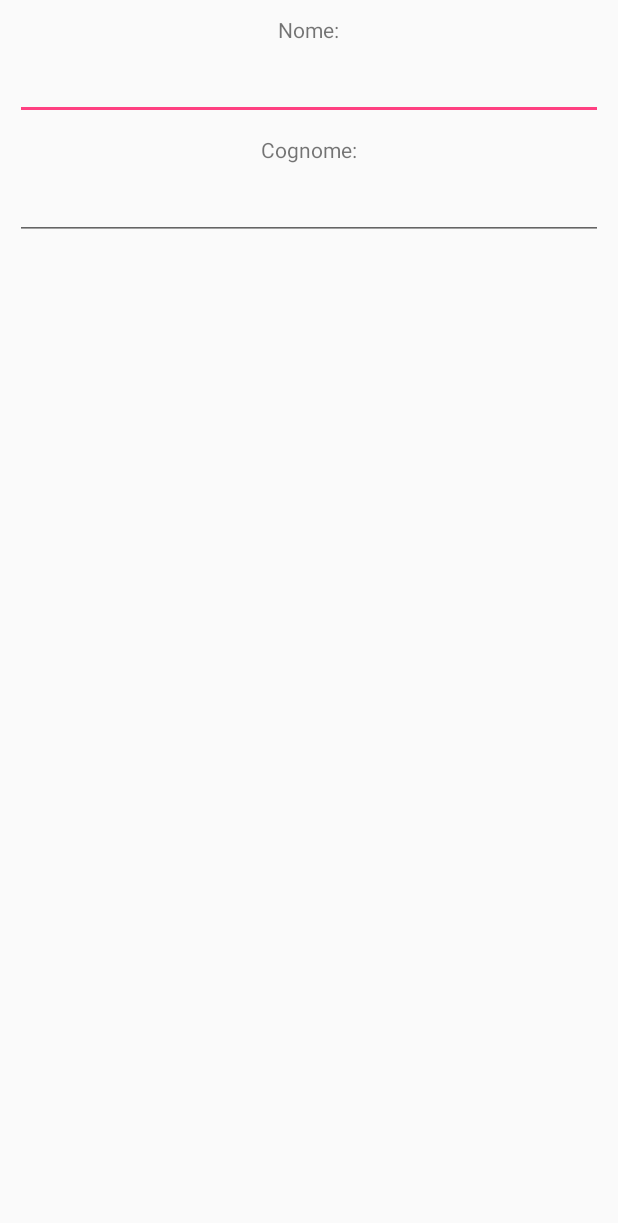
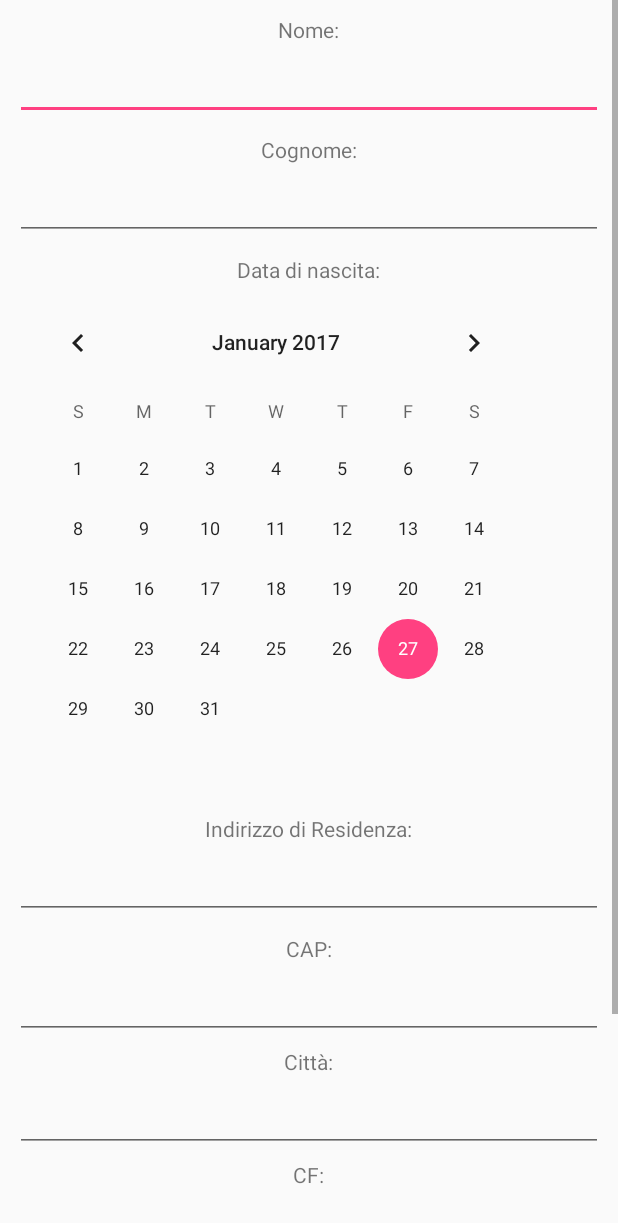
Before and after one commit to Panarelli/RentMyCar, an Android app: the RegistratiActivity screen opened directly, with no data from a screen before it, on a phone screen of 412 x 824 dp. Shown: the top 1223 px of the screen. Run offline under Robolectric (Android 15) with nearby library versions, the phone set to English and light mode, and no system bars.

Commit message:
modificata RegistratuActivity

```diff
--- a/app/src/main/res/layout/activity_registrati.xml
+++ b/app/src/main/res/layout/activity_registrati.xml
@@ -16,9 +16,9 @@
 
         <TextView
             android:id="@+id/tv_nome"
+            android:text="@string/nome_reg"
             android:layout_width="wrap_content"
             android:layout_height="wrap_content"
-            android:text="@string/nome_reg"
             android:layout_centerHorizontal="true"
             />
         <EditText
@@ -47,6 +47,125 @@
             android:layout_marginTop="5dp"
             />
 
+        <TextView
+            android:id="@+id/tv_datanascita"
+            android:text="@string/dataNas_reg"
+            android:layout_width="wrap_content"
+            android:layout_height="wrap_content"
+            android:layout_below="@+id/et_cognome"
+            android:layout_centerHorizontal="true"
+            android:layout_marginTop="10dp"
+            />
+        <CalendarView
+            android:id="@+id/cv_datanascita"
+            android:layout_width="wrap_content"
+            android:layout_height="wrap_content"
+            android:layout_below="@+id/tv_datanascita"
+            android:transitionName="@string/dataNas_reg"
+            android:layout_marginTop="5dp"
+            />
+        <TextView
+            android:id="@+id/tv_indirizzzoResidenza"
+            android:text="@string/indirizzo_reg"
+            android:layout_width="wrap_content"
+            android:layout_height="wrap_content"
+            android:layout_below="@id/cv_datanascita"
+            android:layout_marginTop="10dp"
+            android:layout_centerHorizontal="true"
+            />
+        <EditText
+            android:id="@+id/et_indirizzo"
+            android:layout_width="match_parent"
+            android:layout_height="wrap_content"
+            android:layout_below="@id/tv_indirizzzoResidenza"
+            android:layout_marginTop="5dp"
+            />
+
+        <TextView
+            android:id="@+id/tv_cap"
+            android:text="@string/cap_reg"
+            android:layout_width="wrap_content"
+            android:layout_height="wrap_content"
+            android:layout_below="@+id/et_indirizzo"
+            android:layout_marginTop="10dp"
+            android:layout_centerHorizontal="true"
+            />
+        <EditText
+            android:id="@+id/et_cap"
+            android:layout_width="match_parent"
+            android:layout_height="wrap_content"
+            android:layout_below="@id/tv_cap"
+            android:layout_marginTop="5dp"
+            />
+
+        <TextView
+            android:id="@+id/tv_città"
+            android:text="@string/città_reg"
+            android:layout_width="wrap_content"
+            android:layout_height="wrap_content"
+            android:layout_centerHorizontal="true"
+            android:layout_below="@id/et_cap"
+            android:layout_marginTop="5dp"
+            />
+        <EditText
+            android:id="@+id/et_città"
+            android:layout_width="match_parent"
+            android:layout_height="wrap_content"
+            android:layout_below="@+id/tv_città"
+            android:layout_marginTop="5dp"
+            />
+
+        <TextView
+            android:id="@+id/tv_cf"
+            android:text="@string/cf_reg"
+            android:layout_width="wrap_content"
+            android:layout_height="wrap_content"
+            android:layout_centerHorizontal="true"
+            android:layout_below="@id/et_città"
+            android:layout_marginTop="5dp"
+            />
+        <EditText
+            android:id="@+id/et_cf"
+            android:layout_width="match_parent"
+            android:layout_height="wrap_content"
+            android:layout_below="@+id/tv_cf"
+            android:layout_marginTop="5dp"
+            />
+
+        <TextView
+            android:id="@+id/tv_telefono"
+            android:text="@string/telefono_reg"
+            android:layout_width="wrap_content"
+            android:layout_height="wrap_content"
+            android:layout_centerHorizontal="true"
+            android:layout_below="@id/et_cf"
+            android:layout_marginTop="5dp"
+            />
+        <EditText
+            android:id="@+id/et_telefono"
+            android:layout_width="match_parent"
+            android:layout_height="wrap_content"
+            android:layout_below="@+id/tv_telefono"
+            android:layout_marginTop="5dp"
+            />
+
+        <TextView
+            android:id="@+id/tv_npatente"
+            android:text="@string/cf_reg"
+            android:layout_width="wrap_content"
+            android:layout_height="wrap_content"
+            android:layout_centerHorizontal="true"
+            android:layout_below="@id/et_telefono"
+            android:layout_marginTop="5dp"
+            />
+        <EditText
+            android:id="@+id/et_npatente"
+            android:layout_width="match_parent"
+            android:layout_height="wrap_content"
+            android:layout_below="@+id/tv_npatente"
+            android:layout_marginTop="5dp"
+            />
+
     </RelativeLayout>
 </ScrollView>
 
--- a/app/src/main/res/values/colors.xml
+++ b/app/src/main/res/values/colors.xml
@@ -3,4 +3,5 @@
     <color name="colorPrimary">#3F51B5</color>
     <color name="colorPrimaryDark">#303F9F</color>
     <color name="colorAccent">#FF4081</color>
+    <color name="blaze_orange">#FF6600</color>
 </resources>
--- a/app/src/main/res/values/strings.xml
+++ b/app/src/main/res/values/strings.xml
@@ -13,7 +13,7 @@
     <string name="nome_reg">Nome:</string>
     <string name="cognome_reg">Cognome:</string>
     <string name="dataNas_reg">Data di nascita:</string>
-    <string name="indirizzo_reg">Indirizzo:</string>
+    <string name="indirizzo_reg">Indirizzo di Residenza:</string>
     <string name="cap_reg">CAP:</string>
     <string name="città_reg">Città:</string>
     <string name="cf_reg">CF:</string>
```
